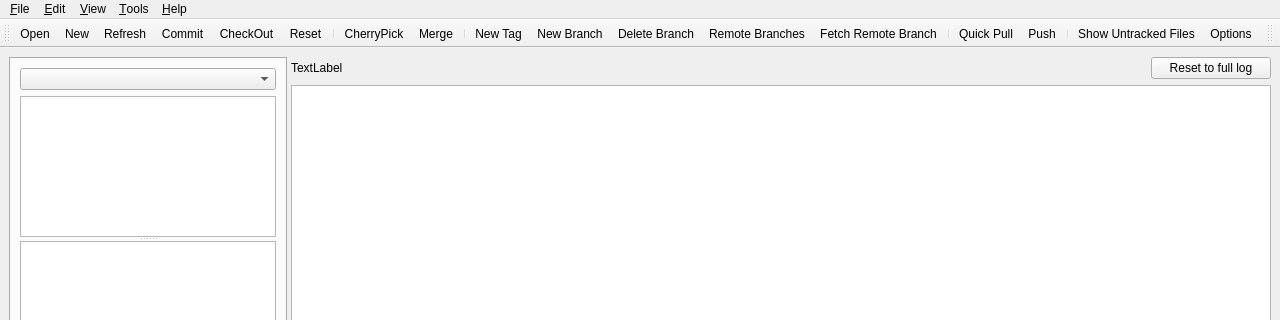
The window that ui/mainwindow.ui (bainonline/teamgit) describes before a commit, drawn with Qt 5; both pictures show x 0 to 1280 and y 0 to 320 of the 1280 by 736 pixel window.
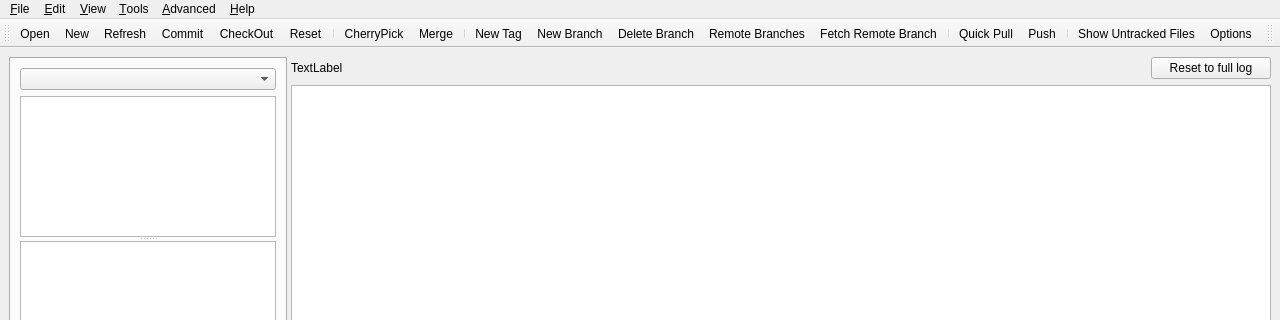
The same window after the commit. Icons and pictures are not drawn.

Commit message:
Added advanced commands menu
These commands will be auto guified and displayed to user

```diff
--- a/ui/mainwindow.ui
+++ b/ui/mainwindow.ui
@@ -289,25 +289,25 @@
     </item>
    </layout>
   </widget>
-  <widget class="QMenuBar" name="menubar">
-   <property name="geometry">
+  <widget class="QMenuBar" name="menubar" >
+   <property name="geometry" >
     <rect>
      <x>0</x>
      <y>0</y>
      <width>1280</width>
-     <height>24</height>
+     <height>27</height>
     </rect>
    </property>
-   <widget class="QMenu" name="menuFile">
-    <property name="title">
+   <widget class="QMenu" name="menuFile" >
+    <property name="title" >
      <string>&amp;File</string>
     </property>
     <addaction name="action_Open"/>
     <addaction name="action_New"/>
     <addaction name="action_Quit"/>
    </widget>
-   <widget class="QMenu" name="menu_Edit">
-    <property name="title">
+   <widget class="QMenu" name="menu_Edit" >
+    <property name="title" >
      <string>&amp;Edit</string>
     </property>
     <addaction name="action_CherryPick"/>
@@ -316,15 +316,15 @@
     <addaction name="actionCheck_Out"/>
     <addaction name="action_Revert"/>
    </widget>
-   <widget class="QMenu" name="menu_View">
-    <property name="title">
+   <widget class="QMenu" name="menu_View" >
+    <property name="title" >
      <string>&amp;View</string>
     </property>
     <addaction name="action_Refresh"/>
     <addaction name="actionShow_Untracked"/>
    </widget>
-   <widget class="QMenu" name="menu_Tools">
-    <property name="title">
+   <widget class="QMenu" name="menu_Tools" >
+    <property name="title" >
      <string>&amp;Tools</string>
     </property>
     <addaction name="actionNew_Tag"/>
@@ -336,17 +336,23 @@
     <addaction name="action_Apply_Mail"/>
     <addaction name="action_Send_Mail"/>
    </widget>
-   <widget class="QMenu" name="menu_Help">
-    <property name="title">
+   <widget class="QMenu" name="menu_Help" >
+    <property name="title" >
      <string>&amp;Help</string>
     </property>
     <addaction name="actionAbout"/>
    </widget>
-   <addaction name="menuFile"/>
-   <addaction name="menu_Edit"/>
-   <addaction name="menu_View"/>
-   <addaction name="menu_Tools"/>
-   <addaction name="menu_Help"/>
+   <widget class="QMenu" name="menuAdvanced" >
+    <property name="title" >
+     <string>&amp;Advanced</string>
+    </property>
+   </widget>
+   <addaction name="menuFile" />
+   <addaction name="menu_Edit" />
+   <addaction name="menu_View" />
+   <addaction name="menu_Tools" />
+   <addaction name="menuAdvanced" />
+   <addaction name="menu_Help" />
   </widget>
   <widget class="QStatusBar" name="statusbar"/>
   <widget class="QToolBar" name="toolBar">
```
Left out of the diff: 543 changed lines with no effect on the pictures.
